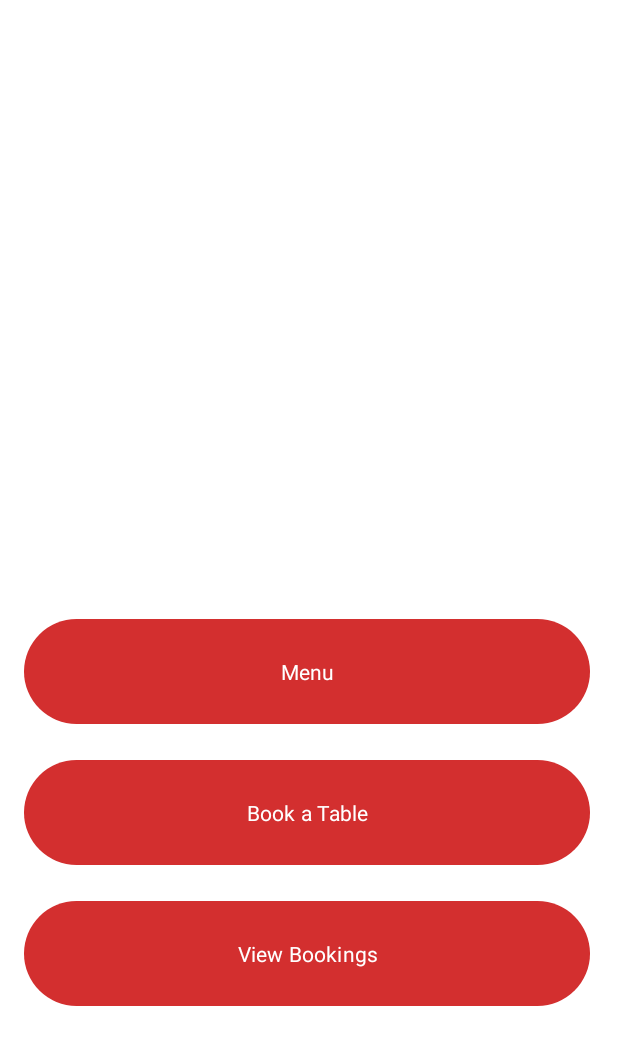
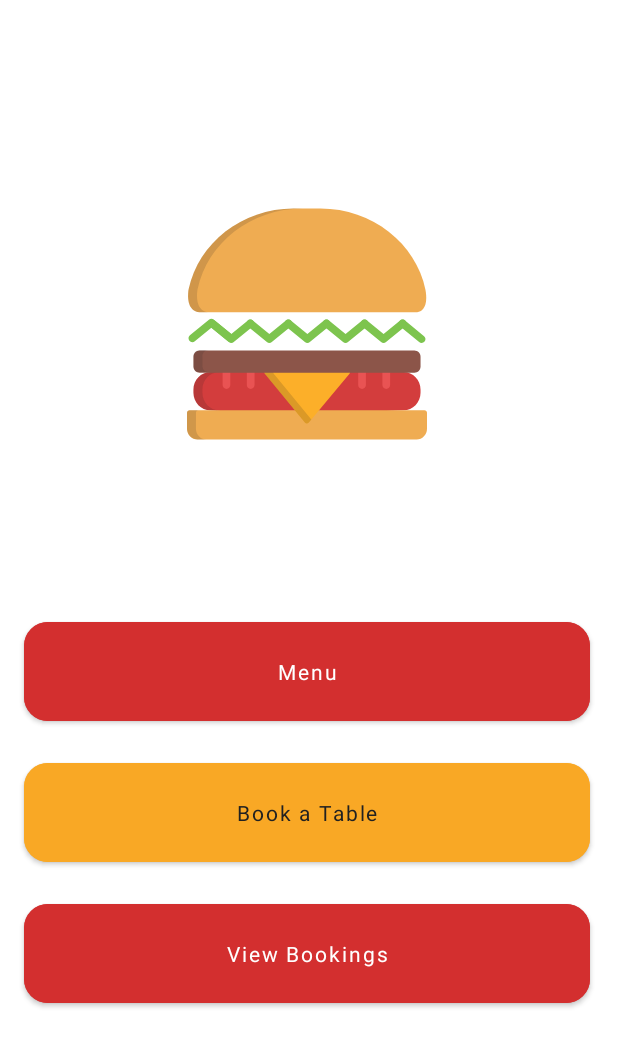
Before and after one commit to Plymouth-COMP2000/design-exercises-Liam8721, an Android app: the GuestHome screen opened through its navigation route, on a phone screen of 412 x 824 dp. Shown: the top 1047 px of the screen. Run offline under Robolectric (Android 15) with nearby library versions, the phone set to English and light mode, and no system bars.

Commit message:
home screen design

```diff
--- /dev/null
+++ b/app/src/main/res/drawable/ic_burger_logo.xml
@@ -0,0 +1,82 @@
+<vector xmlns:android="http://schemas.android.com/apk/res/android"
+    android:width="800dp"
+    android:height="800dp"
+    android:viewportWidth="512"
+    android:viewportHeight="512">
+  <path
+      android:pathData="M170.21,358.65H49.94c-19.98,0 -36.17,16.8 -36.17,37.52v6.25c0,20.72 16.19,37.52 36.17,37.52l198.51,14.96L170.21,358.65z"
+      android:fillColor="#D33D3D"/>
+  <path
+      android:pathData="M462.06,358.65H342.48l-74.86,89.72l194.44,-8.43c19.98,0 36.17,-16.8 36.17,-37.52v-6.25C498.23,375.45 482.03,358.65 462.06,358.65z"
+      android:fillColor="#D33D3D"/>
+  <path
+      android:pathData="M435.77,231.16h55.51c10.28,-1.95 23.92,-11.21 17.42,-48.43C487.82,84.15 395.41,9.84 284.57,9.84h-57.14c-110.5,0 -202.7,73.85 -223.95,171.99c0,0 -9.84,49.33 27.24,49.33h378.63"
+      android:fillColor="#EFAC52"/>
+  <path
+      android:pathData="M512,450.04v-4.59c0,-3.04 -2.46,-5.5 -5.5,-5.5H277.23c-1.63,0 -3.18,0.72 -4.22,1.98l-17.35,20.8l-17.05,-20.77c-1.04,-1.27 -2.61,-2.01 -4.25,-2.01H5.5c-3.04,0 -5.5,2.46 -5.5,5.5v4.66c0,0.18 0.01,0.37 0.02,0.5l0.02,0.43l-0.02,0.37c-0.01,0.19 -0.02,0.37 -0.03,0.63v11.41c0,0.18 0.01,0.37 0.02,0.49l0.02,0.44l-0.02,0.37c-0.01,0.19 -0.02,0.38 -0.03,0.63v13.91c0,12.61 9.9,22.88 22.06,22.88h467.89c12.16,0 22.06,-10.26 22.06,-22.88v-13.98c-0,-0.19 -0.01,-0.37 -0.02,-0.51l-0.02,-0.41l0.02,-0.38c0.01,-0.19 0.02,-0.37 0.03,-0.63v-11.41c-0,-0.19 -0.01,-0.37 -0.02,-0.51l-0.02,-0.42l0.02,-0.38C511.99,450.47 512,450.28 512,450.04z"
+      android:fillColor="#EFAC52"/>
+  <path
+      android:pathData="M84.18,394.63c4.56,0 8.26,-3.69 8.26,-8.26v-27.73h-16.51v27.73C75.93,390.94 79.62,394.63 84.18,394.63z"
+      android:fillColor="#E95353"/>
+  <path
+      android:pathData="M135.83,394.63c4.56,0 8.26,-3.69 8.26,-8.26v-27.73h-16.51v27.73C127.57,390.94 131.27,394.63 135.83,394.63z"
+      android:fillColor="#E95353"/>
+  <path
+      android:pathData="M373.42,394.63c4.56,0 8.26,-3.69 8.26,-8.26v-27.73h-16.51v27.73C365.17,390.94 368.86,394.63 373.42,394.63z"
+      android:fillColor="#E95353"/>
+  <path
+      android:pathData="M416.81,358.65v27.73c0,4.56 3.7,8.26 8.26,8.26c4.56,0 8.26,-3.69 8.26,-8.26v-27.73H416.81z"
+      android:fillColor="#E95353"/>
+  <path
+      android:pathData="M92.55,294.84c-1.85,0 -3.71,-0.62 -5.25,-1.89l-35.3,-29.12l-35.32,29.09c-3.52,2.9 -8.72,2.39 -11.62,-1.13c-2.9,-3.52 -2.4,-8.72 1.12,-11.62l40.57,-33.42c3.05,-2.51 7.45,-2.51 10.5,0l40.55,33.45c3.52,2.9 4.01,8.1 1.12,11.62C97.29,293.82 94.93,294.84 92.55,294.84z"
+      android:fillColor="#7DC44E"/>
+  <path
+      android:pathData="M94.55,296.43c-1.86,0 -3.73,-0.63 -5.25,-1.89l-40.55,-33.44c-3.52,-2.9 -4.02,-8.1 -1.12,-11.62c2.9,-3.52 8.1,-4.02 11.62,-1.12l35.3,29.12l35.32,-29.09c3.52,-2.9 8.72,-2.39 11.62,1.12c2.9,3.52 2.39,8.72 -1.13,11.62l-40.57,33.42C98.28,295.8 96.41,296.43 94.55,296.43z"
+      android:fillColor="#7DC44E"/>
+  <path
+      android:pathData="M175.68,296.45c-1.86,0 -3.73,-0.63 -5.25,-1.89l-40.55,-33.44c-3.52,-2.9 -4.02,-8.1 -1.12,-11.62c2.9,-3.52 8.1,-4.02 11.62,-1.12l35.3,29.11l35.32,-29.09c3.52,-2.9 8.72,-2.4 11.62,1.12c2.9,3.52 2.4,8.72 -1.12,11.62l-40.57,33.42C179.4,295.82 177.54,296.45 175.68,296.45z"
+      android:fillColor="#7DC44E"/>
+  <path
+      android:pathData="M256.8,296.47c-1.86,0 -3.73,-0.63 -5.25,-1.89l-40.56,-33.44c-3.52,-2.9 -4.02,-8.1 -1.12,-11.62c2.9,-3.52 8.1,-4.02 11.62,-1.12l35.31,29.12l35.32,-29.1c3.52,-2.9 8.72,-2.4 11.62,1.12c2.9,3.52 2.39,8.72 -1.12,11.62l-40.57,33.42C260.52,295.85 258.66,296.47 256.8,296.47z"
+      android:fillColor="#7DC44E"/>
+  <path
+      android:pathData="M338.24,296.5c-1.86,0 -3.73,-0.63 -5.25,-1.89l-40.55,-33.44c-3.52,-2.9 -4.02,-8.1 -1.12,-11.62c2.9,-3.52 8.1,-4.02 11.62,-1.12l35.3,29.11l35.32,-29.09c3.52,-2.9 8.72,-2.4 11.62,1.12c2.9,3.52 2.4,8.72 -1.12,11.62l-40.57,33.42C341.96,295.87 340.1,296.5 338.24,296.5z"
+      android:fillColor="#7DC44E"/>
+  <path
+      android:pathData="M419.36,296.52c-1.86,0 -3.73,-0.63 -5.25,-1.89l-40.55,-33.44c-3.52,-2.9 -4.02,-8.1 -1.12,-11.62c2.9,-3.52 8.1,-4.02 11.62,-1.12l35.3,29.12l35.33,-29.1c3.52,-2.9 8.72,-2.4 11.62,1.12c2.9,3.52 2.4,8.72 -1.12,11.62l-40.58,33.42C423.08,295.89 421.22,296.52 419.36,296.52z"
+      android:fillColor="#7DC44E"/>
+  <path
+      android:pathData="M500.48,296.54c-1.85,0 -3.71,-0.62 -5.25,-1.89l-40.54,-33.44c-3.52,-2.9 -4.02,-8.1 -1.12,-11.62c2.9,-3.52 8.1,-4.01 11.62,-1.12l40.55,33.44c3.52,2.9 4.02,8.1 1.12,11.62C505.22,295.52 502.86,296.54 500.48,296.54z"
+      android:fillColor="#7DC44E"/>
+  <path
+      android:pathData="M347.47,356.32c-0.9,-1.93 -2.85,-3.17 -4.99,-3.17H170.21c-2.13,0 -4.07,1.23 -4.97,3.15c-0.91,1.92 -0.63,4.2 0.72,5.85l85.44,104.07c1.04,1.27 2.59,2.01 4.23,2.01c0.01,0 0.01,0 0.02,0c1.63,0 3.18,-0.72 4.23,-1.98l86.83,-104.07C348.08,360.54 348.37,358.25 347.47,356.32z"
+      android:fillColor="#FCAF29"/>
+  <path
+      android:pathData="M22.56,181.83C43.81,83.69 136,9.84 246.51,9.84H227.43c-110.5,0 -202.7,73.85 -223.95,171.99c0,0 -9.84,49.33 27.24,49.33h19.08C12.72,231.16 22.56,181.83 22.56,181.83z"
+      android:strokeAlpha="0.15"
+      android:fillColor="#202020"
+      android:fillAlpha="0.15"/>
+  <path
+      android:pathData="M19.08,479.28V465.37c0,-0.25 0.01,-0.44 0.03,-0.63l0.02,-0.37l-0.02,-0.44c-0.01,-0.12 -0.02,-0.31 -0.02,-0.49v-11.41c0,-0.25 0.01,-0.44 0.03,-0.63l0.02,-0.37l-0.02,-0.43c-0.01,-0.13 -0.02,-0.32 -0.02,-0.5v-4.66c0,-3.04 2.46,-5.5 5.5,-5.5H5.5c-3.04,0 -5.5,2.46 -5.5,5.5v4.66c0,0.18 0.01,0.37 0.02,0.5l0.02,0.43l-0.02,0.37c-0.01,0.19 -0.02,0.37 -0.03,0.63v11.41c0,0.18 0.01,0.37 0.02,0.49l0.02,0.44l-0.02,0.37c-0.01,0.19 -0.02,0.38 -0.03,0.63v13.91c0,12.61 9.9,22.88 22.06,22.88h19.08C28.97,502.16 19.08,491.9 19.08,479.28z"
+      android:strokeAlpha="0.15"
+      android:fillColor="#202020"
+      android:fillAlpha="0.15"/>
+  <path
+      android:pathData="M32.85,402.42v-6.25c0,-20.72 16.2,-37.52 36.17,-37.52H49.94c-19.98,0 -36.17,16.8 -36.17,37.52v6.25c0,20.72 16.19,37.52 36.17,37.52h19.08C49.05,439.94 32.85,423.14 32.85,402.42z"
+      android:strokeAlpha="0.15"
+      android:fillColor="#202020"
+      android:fillAlpha="0.15"/>
+  <path
+      android:pathData="M185.03,362.14c-1.35,-1.64 -1.63,-3.92 -0.72,-5.85c0.91,-1.92 2.85,-3.15 4.98,-3.15h-19.08c-2.13,0 -4.07,1.23 -4.97,3.15c-0.91,1.92 -0.63,4.2 0.72,5.85l85.44,104.07c1.04,1.27 2.59,2.01 4.23,2.01c0.01,0 0.01,0 0.02,0c1.63,0 3.18,-0.72 4.23,-1.98l5.36,-6.42L185.03,362.14z"
+      android:strokeAlpha="0.15"
+      android:fillColor="#202020"
+      android:fillAlpha="0.15"/>
+  <path
+      android:pathData="M498.23,346.55c0,7.29 -5.91,13.21 -13.21,13.21H26.98c-7.3,0 -13.21,-5.91 -13.21,-13.21v-20.66c0,-7.29 5.91,-13.21 13.21,-13.21h458.04c7.3,0 13.21,5.91 13.21,13.21L498.23,346.55L498.23,346.55z"
+      android:fillColor="#8C5549"/>
+  <path
+      android:pathData="M32.85,345.44v-20.66c0,-7.29 5.91,-13.21 13.21,-13.21H26.98c-7.3,0 -13.21,5.91 -13.21,13.21v20.66c0,7.29 5.91,13.21 13.21,13.21h19.08C38.76,358.65 32.85,352.74 32.85,345.44z"
+      android:strokeAlpha="0.15"
+      android:fillColor="#202020"
+      android:fillAlpha="0.15"/>
+</vector>
--- a/app/src/main/res/layout/fragment_guest_home.xml
+++ b/app/src/main/res/layout/fragment_guest_home.xml
@@ -14,7 +14,7 @@
         app:layout_constraintGuide_percent="0.5" />
 
     <Button
-        android:id="@+id/button"
+        android:id="@+id/GuestMenuButton"
         android:layout_width="0dp"
         android:layout_height="78dp"
         android:layout_marginStart="16dp"
@@ -24,10 +24,11 @@
         app:layout_constraintEnd_toEndOf="parent"
         app:layout_constraintHorizontal_bias="0.0"
         app:layout_constraintStart_toStartOf="parent"
-        app:layout_constraintTop_toTopOf="@id/guideline" />
+        app:layout_constraintTop_toTopOf="@id/guideline"
+        style="@style/MyButtonStyle" />
 
     <Button
-        android:id="@+id/button3"
+        android:id="@+id/GuestBookTableButton"
         android:layout_width="0dp"
         android:layout_height="78dp"
         android:layout_marginStart="16dp"
@@ -36,10 +37,13 @@
         android:text="@string/book_a_table"
         app:layout_constraintEnd_toEndOf="parent"
         app:layout_constraintStart_toStartOf="parent"
-        app:layout_constraintTop_toBottomOf="@+id/button" />
+        app:layout_constraintTop_toBottomOf="@+id/GuestMenuButton"
+        style="@style/MyButtonStyle"
+        android:backgroundTint="@color/yellow_accent"
+        android:textColor="@color/text_dark" />
 
     <Button
-        android:id="@+id/button4"
+        android:id="@+id/GuestViewBookingsButton"
         android:layout_width="0dp"
         android:layout_height="78dp"
         android:layout_marginStart="16dp"
@@ -48,6 +52,17 @@
         android:text="@string/view_bookings"
         app:layout_constraintEnd_toEndOf="parent"
         app:layout_constraintStart_toStartOf="parent"
-        app:layout_constraintTop_toBottomOf="@+id/button3" />
+        app:layout_constraintTop_toBottomOf="@+id/GuestBookTableButton"
+        style="@style/MyButtonStyle" />
+
+    <ImageView
+        android:id="@+id/myIcon"
+        android:layout_width="169dp"
+        android:layout_height="160dp"
+        android:layout_marginTop="136dp"
+        android:src="@drawable/ic_burger_logo"
+        app:layout_constraintEnd_toEndOf="parent"
+        app:layout_constraintStart_toStartOf="parent"
+        app:layout_constraintTop_toTopOf="parent" />
 
 </androidx.constraintlayout.widget.ConstraintLayout>
--- a/app/src/main/res/layout/fragment_sign_up.xml
+++ b/app/src/main/res/layout/fragment_sign_up.xml
@@ -93,14 +93,15 @@
         app:layout_constraintTop_toBottomOf="@+id/editTextTextEmailAddress" />
 
     <Button
-        android:id="@+id/button2"
+        android:id="@+id/SignUpButton"
         android:layout_width="0dp"
         android:layout_height="wrap_content"
         android:text="Sign Up"
         app:layout_constraintBottom_toTopOf="@+id/button5"
         app:layout_constraintEnd_toEndOf="@+id/editTextPhone"
         app:layout_constraintHorizontal_bias="0.0"
-        app:layout_constraintStart_toStartOf="@+id/editTextPhone" />
+        app:layout_constraintStart_toStartOf="@+id/editTextPhone"
+        style="@style/MyButtonStyle" />
 
     <Button
         android:id="@+id/button5"
--- a/app/src/main/res/values/style.xml
+++ b/app/src/main/res/values/style.xml
@@ -1,17 +1,17 @@
 <?xml version="1.0" encoding="utf-8"?>
 <resources>
-    <!-- Custom Button Style -->
-    <style name="MyButtonStyle" parent="Widget.Material3.Button">
+    <!-- Button style (Material 2) -->
+    <style name="MyButtonStyle" parent="Widget.MaterialComponents.Button">
         <item name="android:backgroundTint">@color/red_primary</item>
         <item name="android:textColor">@android:color/white</item>
-        <item name="android:cornerRadius">16dp</item>
+        <item name="cornerRadius">16dp</item>
         <item name="android:textAllCaps">false</item>
         <item name="android:paddingHorizontal">24dp</item>
         <item name="android:paddingVertical">12dp</item>
     </style>
 
-    <!-- Custom TextView Style -->
-    <style name="MyTextViewStyle" parent="Widget.Material3.TextView">
+    <!-- TextView style -->
+    <style name="MyTextViewStyle" parent="android:Widget.TextView">
         <item name="android:textColor">@color/text_dark</item>
         <item name="android:textSize">16sp</item>
     </style>
--- a/app/src/main/res/values/themes.xml
+++ b/app/src/main/res/values/themes.xml
@@ -1,6 +1,6 @@
 <resources xmlns:tools="http://schemas.android.com/tools">
     <!-- Base application theme. -->
-    <style name="Base.Theme.COMP2000" parent="Theme.Material3.Light.NoActionBar">
+    <style name="Base.Theme.COMP2000" parent="Theme.MaterialComponents.Light.NoActionBar">
         <!-- Brand colors -->
         <item name="colorPrimary">@color/red_primary</item>
         <item name="colorOnPrimary">@android:color/white</item>
```
